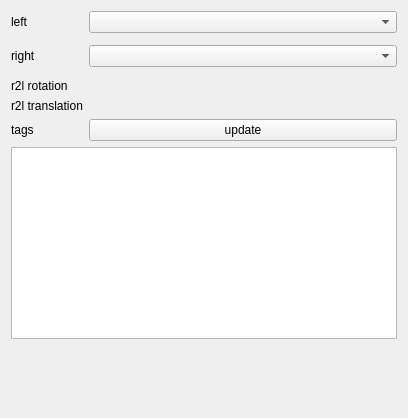
This is Code/Gui/MITK/Plugins/uk.ac.ucl.cmic.igitagtracker/src/internal/TagTrackerViewControls.ui in NifTK/NifTK as Qt 5 draws it before an edit. The edited form follows.
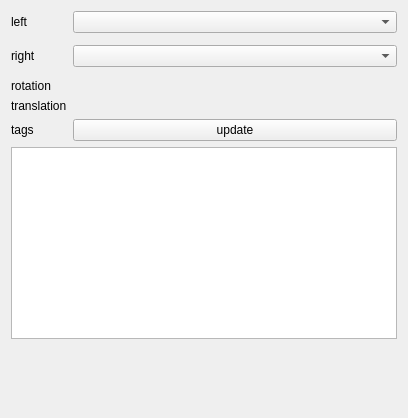
This is the edited form. Custom widgets are drawn as their Qt base class.

```diff
--- a/Code/Gui/MITK/Plugins/uk.ac.ucl.cmic.igitagtracker/src/internal/TagTrackerViewControls.ui
+++ b/Code/Gui/MITK/Plugins/uk.ac.ucl.cmic.igitagtracker/src/internal/TagTrackerViewControls.ui
@@ -65,7 +65,7 @@
           </sizepolicy>
          </property>
          <property name="text">
-          <string>r2l rotation</string>
+          <string>rotation</string>
          </property>
         </widget>
        </item>
@@ -81,7 +81,7 @@
           </sizepolicy>
          </property>
          <property name="text">
-          <string>r2l translation</string>
+          <string>translation</string>
          </property>
         </widget>
        </item>
```
